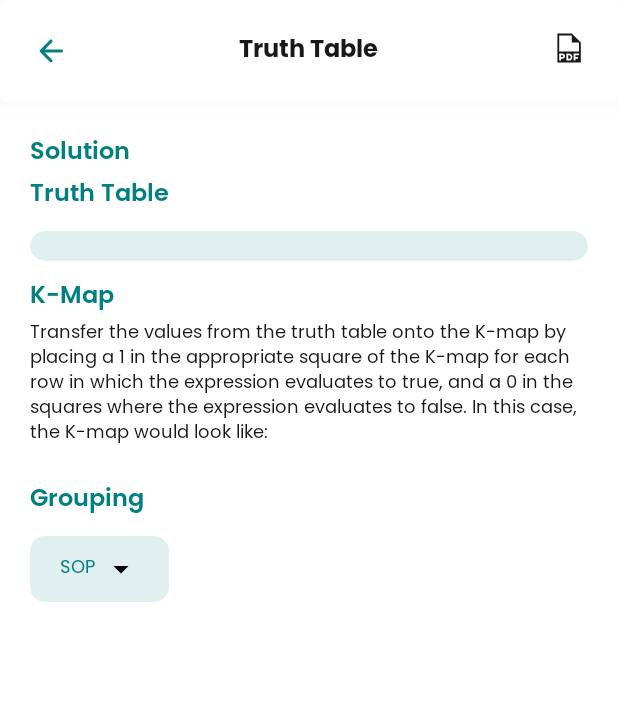
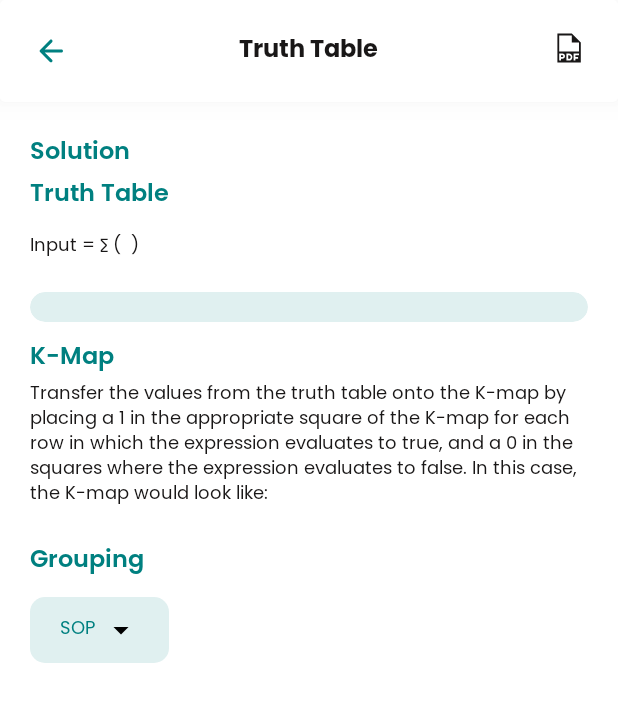
Before and after one commit to ThirdyGraphicsStudio/LogiCraft, an Android app: the FormulaTruthTable screen opened directly, with no data from a screen before it, on a phone screen of 412 x 824 dp. Shown: the top 702 px of the screen. Run offline under Robolectric (Android 15) with nearby library versions, the light colour scheme and no system bars; Roboto replaces fonts that are not available here; 15 statements that could not run were skipped.

Commit message:
-logo -name ng app -boolean expression and logic diagram infos sa help - kmap layout - add input - by group - f =

```diff
--- a/app/src/main/java/com/thirdy/booleanexpression/TruthTable/FormulaTruthTable.java
+++ b/app/src/main/java/com/thirdy/booleanexpression/TruthTable/FormulaTruthTable.java
@@ -64,7 +64,7 @@ public class FormulaTruthTable extends AppCompatActivity {
     private TextView txtResult;
     private ProgressBar progressBar;
     private ImageView imgPdf;
-    private TextView txtSolution, txtAnswer;
+    private TextView txtSolution, txtAnswer, txtInput;
     private NestedScrollView nestedScrollView;
     private static final int MY_PERMISSIONS_REQUEST_CODE = 123;
     String path,imageUri,file_name = "Download";
@@ -85,6 +85,8 @@ public class FormulaTruthTable extends AppCompatActivity {
         imgPdf = findViewById(R.id.imgPdf);
         nestedScrollView = findViewById(R.id.nestedScrollView);
         linearLayout = findViewById(R.id.ll_output);
+        txtInput = findViewById(R.id.txtInput);
+
 
         imgPdf.setOnClickListener(view -> {
             savedPdf();
@@ -98,6 +100,31 @@ public class FormulaTruthTable extends AppCompatActivity {
         for (int i = 0; i < fColumnValues.length; i++) {
             minters[i] = String.valueOf(fColumnValues[i]);
         }
+
+
+        ArrayList<Integer> indexes = new ArrayList<>();
+
+        // Iterate through fColumnValues
+        for (int i = 0; i < fColumnValues.length; i++) {
+            if (fColumnValues[i] == 1) {
+                indexes.add(i); // Add index to the list if value is 1
+            }
+        }
+
+        // Convert the list of indexes to a string representation with commas
+        StringBuilder builder = new StringBuilder();
+        for (int index : indexes) {
+            builder.append(index).append(", ");
+        }
+
+        // Remove the last comma
+        if (builder.length() > 0) {
+            builder.setLength(builder.length() - 1);
+        }
+
+        String minterms = builder.toString(); // Contains "1,3,4,5"
+
+        txtInput.setText("Input = ∑ ( " + minterms + " )");
 
         Log.d("minters", "Minters" +  Arrays.toString(minters));
         Log.d("minters",  "column values" + Arrays.toString(fColumnValues));
@@ -572,50 +599,37 @@ public class FormulaTruthTable extends AppCompatActivity {
             s.solve();
             s.printResults();
 
-            ArrayList<ArrayList<Term>[]> s1 = s.step1;
-            StringBuilder builder = new StringBuilder();
+        ArrayList<String[][]> step2 = s.step2;
+        StringBuilder builder = new StringBuilder();
 
-            // to print 1st step
-            for (int i = 0; i < s1.size(); i++) {
-                builder.append("Step ").append(i + 1).append("\n");
-                for (int j = 0; j < s1.get(i).length; j++) {
-                    for (int k = 0; k < s1.get(i)[j].size(); k++) {
-                        String stepString = s1.get(i)[j].get(k).getString();
-                        builder.append(stepString);
-                        if (s.taken_step1.size() > i && s.taken_step1.get(i).contains(stepString)) {
-                            builder.append(" taken");
-                        }
-                        builder.append("\n");
-                    }
-                    builder.append("---------------------------\n");
+// Iterate over each 2D array
+        for (int arrayIndex = 0; arrayIndex < step2.size(); arrayIndex++) {
+            String[][] array = step2.get(arrayIndex);
+            boolean hasNumericHeader = false;
+            StringBuilder headerBuilder = new StringBuilder();
+
+            // Check and build the numeric headers (first row) of each 2D array
+            for (int i = 0; i < array[0].length; i++) {
+                try {
+                    // Attempt to parse the header as an integer
+                    Integer.parseInt(array[0][i]);
+                    headerBuilder.append(array[0][i]).append(" ");
+                    hasNumericHeader = true;
+                } catch (NumberFormatException e) {
+                    // Not a numeric header, ignore
                 }
-                builder.append("\n");
             }
 
-            // Printing step2
-            for (int k = 0; k < s.step2.size(); k++) {
-                String[][] step2 = s.step2.get(k);
-                for (int i = 0; i < step2.length; i++) {
-                    for (int j = 0; j < step2[0].length; j++) {
-                        builder.append(step2[i][j]).append("  ");
-                    }
-                    builder.append("\n");
-                }
-                builder.append("\n");
+            // Only append the group if there are numeric headers
+            if (hasNumericHeader) {
+                builder.append("Group ").append(arrayIndex + 1).append(":\n");
+                builder.append(headerBuilder.toString()).append("\n\n");
             }
+        }
 
-            // Printing petrickKey
-            for (int i = 0; i < s.petrickKey.size(); i++) {
-                builder.append(s.petrickKey.get(i)).append("\n");
-            }
+        Log.d("StepLog", builder.toString());
 
-            // Printing step3
-            for (int i = 0; i < s.step3.size(); i++) {
-                builder.append(s.step3.get(i)).append("\n");
-            }
-
-            Log.d("StepLog", builder.toString());
-            //txtSolution.setText(builder.toString());
+        txtSolution.setText(builder.toString());
             txtAnswer.setText(s.printResults());
         }
 
--- a/app/src/main/res/layout/truth_table_formula.xml
+++ b/app/src/main/res/layout/truth_table_formula.xml
@@ -90,6 +90,19 @@
                 android:textColor="@color/primary"
                 android:fontFamily="@font/poppinssemibold"
                 />
+
+
+            <TextView
+                android:id="@+id/txtInput"
+                android:layout_width="wrap_content"
+                android:layout_height="wrap_content"
+                android:text="Input = ∑ (1, 4, 5, 6, 7)"
+                android:layout_marginVertical="10dp"
+                android:textSize="12sp"
+                android:textColor="@color/black"
+                android:fontFamily="@font/poppinsregular"
+                />
+
 
             <!--            Table-->
             <androidx.cardview.widget.CardView
@@ -229,10 +242,12 @@
                     android:layout_width="wrap_content"
                     android:layout_height="wrap_content"
                     android:text=""
-                    android:textSize="16sp"
+                    android:textSize="12sp"
                     android:textColor="@color/black"
-                    android:fontFamily="@font/poppinssemibold"
+                    android:fontFamily="@font/poppinsregular"
                     />
+
+
                 <TextView
                     android:layout_width="wrap_content"
                     android:layout_height="wrap_content"
```
Also changed, not shown: app/src/main/java/com/thirdy/booleanexpression/Algorithm/Solver.java (+20 -1 lines), app/src/main/java/com/thirdy/booleanexpression/KarnaughMap/FormulaKarnaughMap.java (+73 -5 lines), app/src/main/res/layout/karnaugh_map_formula.xml (+13 -2 lines).
